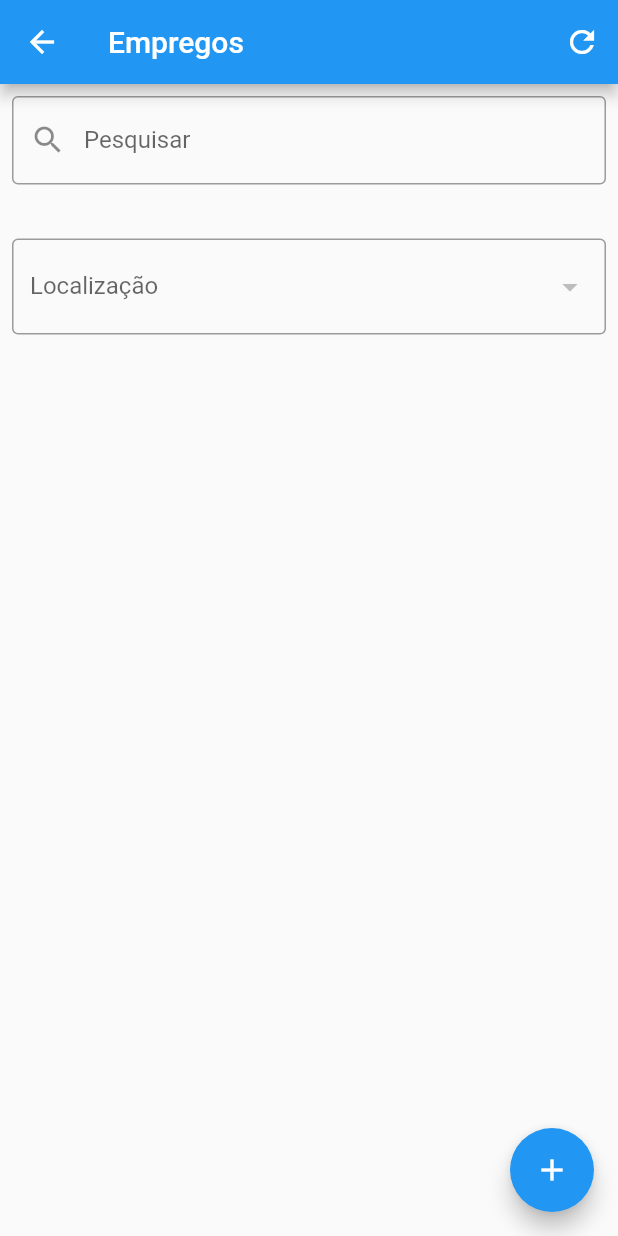
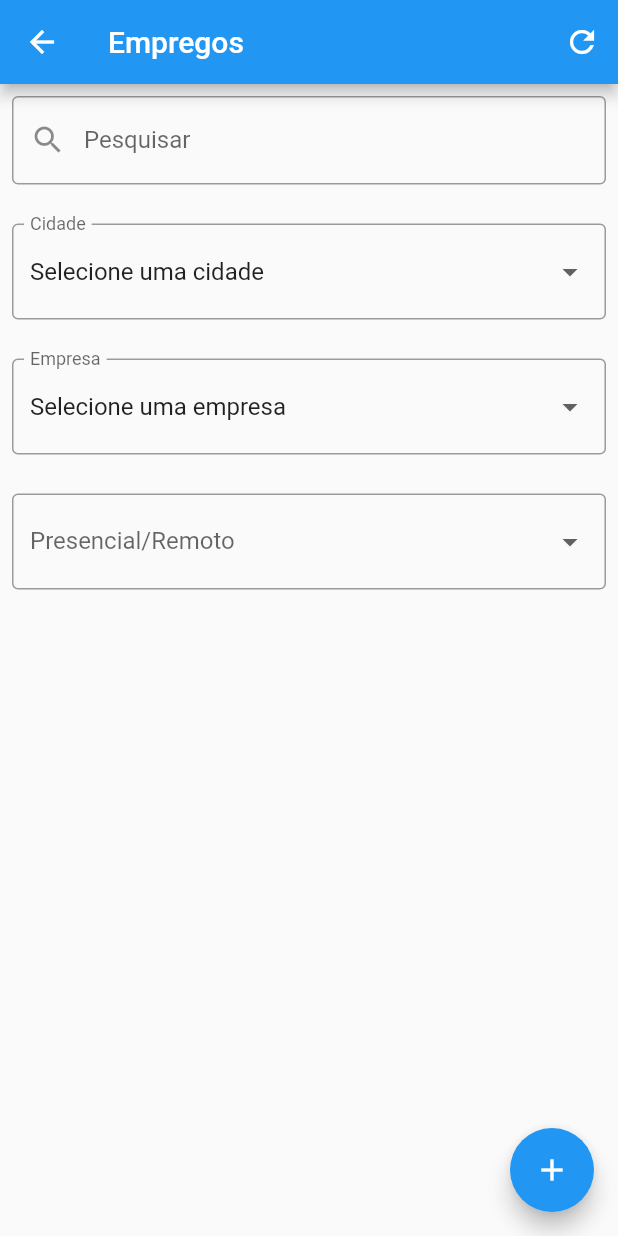
Before and after one commit to bragabriel/TCC-frontend, a Flutter app: the EmpregoPage screen opened by its route, on a phone screen of 412 x 824 dp. Run offline on Flutter 3.47's test engine with Material 2 defaults, Android fonts, the phone set to English and light mode, and no system bars; our stand-ins replace dio, email_validator, image_picker, shared_preferences, string_validator; accounts and stored records are empty; network calls fail.

Commit message:
feat: emprego view e filtros funcionando

```diff
--- a/spotted/lib/app/model/emprego_model.dart
+++ b/spotted/lib/app/model/emprego_model.dart
@@ -1,12 +1,18 @@
 import 'artefato_model.dart';
 
 class Emprego extends Artefato {
-  final String localizacaoEmprego;
-  final String requisitosEmprego;
-  final double salarioEmprego;
-  final String beneficiosEmprego;
-  final String contatoEmprego;
-  final String linkVagaEmprego;
+  final String? localizacaoEmprego;
+  final String? requisitosEmprego;
+  final num? salarioEmprego;
+  final String? beneficiosEmprego;
+  final String? contatoEmprego;
+  final String? linkVagaEmprego;
+  final String? empresaEmprego;
+	final String? cidadeEmprego;
+	final String? estadoEmprego;
+	final String? experienciaEmprego;
+	final String? tipoVagaEmprego;
+	final String? presencialEmprego;
 
   Emprego({
     required int idArtefato,
@@ -24,6 +30,12 @@ class Emprego extends Artefato {
     required this.beneficiosEmprego,
     required this.contatoEmprego,
     required this.linkVagaEmprego,
+    required this.empresaEmprego,
+	  required this.cidadeEmprego,
+	  required this.estadoEmprego,
+	  required this.experienciaEmprego,
+	  required this.tipoVagaEmprego,
+	  required this.presencialEmprego,
   }) : super(
           idArtefato: idArtefato,
           tituloArtefato: tituloArtefato,
@@ -55,6 +67,12 @@ class Emprego extends Artefato {
       beneficiosEmprego: json['beneficiosEmprego'],
       contatoEmprego: json['contatoEmprego'],
       linkVagaEmprego: json['linkVagaEmprego'],
+      empresaEmprego: json['empresaEmprego'],
+	    cidadeEmprego: json['cidadeEmprego'],
+	    estadoEmprego: json['estadoEmprego'],
+	    experienciaEmprego: json['experienciaEmprego'],
+	    tipoVagaEmprego: json['tipoVagaEmprego'],
+	    presencialEmprego: json['presencialEmprego'],
     );
   }
 }
--- a/spotted/lib/app/repository/alimento_repository.dart
+++ b/spotted/lib/app/repository/alimento_repository.dart
@@ -2,7 +2,7 @@ import 'package:dio/dio.dart';
 import 'package:spotted/app/model/alimento_model.dart';
 import 'dart:async';
 
-const String onlineApi = "https://4c5b-45-172-242-15.ngrok-free.app/api";
+const String onlineApi = "https://5f3b-45-172-242-15.ngrok-free.app/api";
 
 class AlimentoRepository {
   final String alimentosUrl =
--- a/spotted/lib/app/repository/emprego_repository.dart
+++ b/spotted/lib/app/repository/emprego_repository.dart
@@ -2,7 +2,7 @@ import 'package:dio/dio.dart';
 import 'package:spotted/app/model/emprego_model.dart';
 import 'dart:async';
 
-const String onlineApi = "https://4c5b-45-172-242-15.ngrok-free.app/api";
+const String onlineApi = "https://5f3b-45-172-242-15.ngrok-free.app/api";
 
 class EmpregoRepository {
   final String empregosUrl =
--- a/spotted/lib/app/view/emprego_page/emprego_view.dart
+++ b/spotted/lib/app/view/emprego_page/emprego_view.dart
@@ -12,60 +12,87 @@ class EmpregoPage extends StatefulWidget {
 }
 
 class _EmpregoPageState extends State<EmpregoPage> {
-  List<Emprego> empregoList = [];
-  List<Emprego> filteredEmpregoList = [];
-  List<String> selectedBenefits = [];
-  String selectedCity = '';
-  double? minSalary;
-  double? maxSalary;
+  List<Emprego> listaDeEmpregos = [];
+  List<Emprego> listaFiltradaDeEmpregos = [];
+  String cidadeSelecionada = 'Selecione uma cidade';
+  String empresaSelecionada = 'Selecione uma empresa';
+  String? presencialSelecionado;
+  double? salarioMinimo;
+  double? salarioMaximo;
 
   @override
   void initState() {
     super.initState();
-    _fetchEmprego();
+    _carregarEmpregos();
   }
 
-  Future<void> _fetchEmprego() async {
+  Future<void> _carregarEmpregos() async {
     try {
-      final empregoList = await EmpregoRepository().getAllEmpregos();
+      final listaDeEmpregos = await EmpregoRepository().getAllEmpregos();
       setState(() {
-        this.empregoList = empregoList;
-        filteredEmpregoList = empregoList;
+        this.listaDeEmpregos = listaDeEmpregos;
+        listaFiltradaDeEmpregos = listaDeEmpregos;
       });
     } catch (e) {
       print('Erro ao obter a lista de empregos: $e');
     }
   }
 
-  /* List<String> _getAllBenefits() {
-    return empregoList
-        .expand((emprego) => emprego.beneficiosEmprego?.split(',') ?? [])
-        .map((benefit) => benefit.trim())
-        .toSet()
+  List<String> _obterListaDeCidades() {
+    final cidades = listaDeEmpregos
+        .map((emprego) => emprego.cidadeEmprego)
+        .where((cidade) => cidade != null) // Remover valores nulos
+        .map((cidade) => cidade!) // Converter String? para String
+        .toSet() // Remover valores duplicados
         .toList();
-  } */
 
-  List<String> _getCitiesList() {
-    return empregoList.map((emprego) => emprego.localizacaoEmprego).toSet().toList();
+    // Adicionar valor padrão "Selecione uma cidade" no início da lista
+    cidades.insert(0, "Selecione uma cidade");
+
+    return cidades;
   }
 
-  void _filterEmpregoList() {
+  List<String> _obterListaDeEmpresas() {
+    final empresas = listaDeEmpregos
+        .map((emprego) => emprego.empresaEmprego)
+        .where((empresa) => empresa != null) // Remover valores nulos
+        .map((empresa) => empresa!) // Converter String? para String
+        .toSet() // Remover valores duplicados
+        .toList();
+
+    // Adicionar valor padrão "Selecione uma empresa" no início da lista
+    empresas.insert(0, "Selecione uma empresa");
+
+    return empresas;
+  }
+
+  void _filtrarListaDeEmpregos() {
     setState(() {
-      filteredEmpregoList = empregoList.where((emprego) {
-        final meetsBenefitCriteria = selectedBenefits.isEmpty ||
-            emprego.beneficiosEmprego != null &&
-                selectedBenefits.any(
-                  (benefit) => emprego.beneficiosEmprego!.toLowerCase().contains(benefit.toLowerCase()),
-                );
+      listaFiltradaDeEmpregos = listaDeEmpregos.where((emprego) {
+        final atendeCriterioCidade =
+            cidadeSelecionada == "Selecione uma cidade" ||
+                emprego.cidadeEmprego?.toLowerCase() ==
+                    cidadeSelecionada.toLowerCase();
 
-        final meetsCityCriteria =
-            selectedCity.isEmpty || emprego.localizacaoEmprego.toLowerCase() == selectedCity.toLowerCase();
+        final atendeCriterioEmpresa =
+            empresaSelecionada == "Selecione uma empresa" ||
+                emprego.empresaEmprego?.toLowerCase() ==
+                    empresaSelecionada.toLowerCase();
 
-        final meetsSalaryCriteria =
-            (minSalary == null || emprego.salarioEmprego! >= minSalary!) &&
-                (maxSalary == null || emprego.salarioEmprego! <= maxSalary!);
+        final atendeCriterioPresencial = presencialSelecionado == null ||
+            presencialSelecionado == "TODOS" ||
+            emprego.presencialEmprego?.toLowerCase() ==
+                presencialSelecionado?.toLowerCase();
 
-        return meetsBenefitCriteria && meetsCityCriteria && meetsSalaryCriteria;
+        final atendeCriterioSalario = (salarioMinimo == null ||
+                emprego.salarioEmprego! >= salarioMinimo!) &&
+            (salarioMaximo == null ||
+                emprego.salarioEmprego! <= salarioMaximo!);
+
+        return atendeCriterioCidade &&
+            atendeCriterioEmpresa &&
+            atendeCriterioPresencial &&
+            atendeCriterioSalario;
       }).toList();
     });
   }
@@ -78,13 +105,13 @@ class _EmpregoPageState extends State<EmpregoPage> {
         actions: [
           IconButton(
             onPressed: () {
-              _fetchEmprego();
+              _carregarEmpregos();
             },
             icon: const Icon(Icons.refresh_outlined),
           )
         ],
       ),
-      body: _buildFiltersAndList(),
+      body: _construirFiltrosELista(),
       floatingActionButton: FloatingActionButton(
         child: Icon(Icons.add),
         onPressed: () {
@@ -99,13 +126,13 @@ class _EmpregoPageState extends State<EmpregoPage> {
     );
   }
 
-  Widget _buildFiltersAndList() {
+  Widget _construirFiltrosELista() {
     return Column(
       children: [
         Padding(
           padding: const EdgeInsets.all(8.0),
           child: TextField(
-            onChanged: (value) {
+            onChanged: (valor) {
               setState(() {
                 // Implemente o filtro por título aqui, se necessário
               });
@@ -118,46 +145,84 @@ class _EmpregoPageState extends State<EmpregoPage> {
           ),
         ),
         SizedBox(height: 10),
-        Wrap(
-          spacing: 8,
-          children: [
-            /* for (var benefit in _getAllBenefits()) ...[
-              FilterChip(
-                label: Text(benefit),
-                selected: selectedBenefits.contains(benefit),
-                onSelected: (selected) {
-                  setState(() {
-                    if (selected) {
-                      selectedBenefits.add(benefit);
-                    } else {
-                      selectedBenefits.remove(benefit);
-                    }
-                    _filterEmpregoList();
-                  });
-                },
-              ),
-            ], */
-          ],
+        Padding(
+          padding: const EdgeInsets.all(8.0),
+          child: DropdownButtonFormField<String>(
+            value: cidadeSelecionada,
+            onChanged: (novaCidade) {
+              setState(() {
+                cidadeSelecionada = novaCidade!;
+                _filtrarListaDeEmpregos();
+              });
+            },
+            items:
+                _obterListaDeCidades().map<DropdownMenuItem<String>>((cidade) {
+              return DropdownMenuItem<String>(
+                value: cidade,
+                child: Text(cidade),
+              );
+            }).toList(),
+            decoration: InputDecoration(
+              labelText: 'Cidade',
+              border: OutlineInputBorder(),
+            ),
+          ),
         ),
         SizedBox(height: 10),
         Padding(
           padding: const EdgeInsets.all(8.0),
           child: DropdownButtonFormField<String>(
-            value: selectedCity,
-            onChanged: (newValue) {
+            value: empresaSelecionada,
+            onChanged: (novaEmpresa) {
               setState(() {
-                selectedCity = newValue!;
-                _filterEmpregoList();
+                empresaSelecionada = novaEmpresa!;
+                _filtrarListaDeEmpregos();
               });
             },
-            items: _getCitiesList().map<DropdownMenuItem<String>>((city) {
+            items: _obterListaDeEmpresas()
+                .map<DropdownMenuItem<String>>((empresa) {
               return DropdownMenuItem<String>(
-                value: city,
-                child: Text(city),
+                value: empresa,
+                child: Text(empresa),
               );
             }).toList(),
             decoration: InputDecoration(
-              labelText: 'Localização',
+              labelText: 'Empresa',
+              border: OutlineInputBorder(),
+            ),
+          ),
+        ),
+        SizedBox(height: 10),
+        Padding(
+          padding: const EdgeInsets.all(8.0),
+          child: DropdownButtonFormField<String>(
+            value: presencialSelecionado,
+            onChanged: (novaSelecao) {
+              setState(() {
+                presencialSelecionado = novaSelecao!;
+                _filtrarListaDeEmpregos();
+              });
+            },
+            items: [
+              DropdownMenuItem<String>(
+                value: "TODOS",
+                child: Text("TODOS"),
+              ),
+              DropdownMenuItem<String>(
+                value: "Presencial",
+                child: Text("Presencial"),
+              ),
+              DropdownMenuItem<String>(
+                value: "Remoto",
+                child: Text("Remoto"),
+              ),
+              DropdownMenuItem<String>(
+                value: "Híbrido",
+                child: Text("Híbrido"),
+              ),
+            ],
+            decoration: InputDecoration(
+              labelText: 'Presencial/Remoto',
               border: OutlineInputBorder(),
             ),
           ),
@@ -172,17 +237,19 @@ class _EmpregoPageState extends State<EmpregoPage> {
               crossAxisSpacing: 20,
               mainAxisSpacing: 20,
             ),
-            itemCount: filteredEmpregoList.length,
+            itemCount: listaFiltradaDeEmpregos.length,
             itemBuilder: (BuildContext ctx, index) {
               return GridTile(
-                key: ValueKey(filteredEmpregoList[index].idArtefato),
+                key: ValueKey(listaFiltradaDeEmpregos[index].idArtefato),
                 footer: GridTileBar(
                   backgroundColor: Colors.black54,
                   title: Text(
-                    filteredEmpregoList[index].tituloArtefato,
-                    style: const TextStyle(fontSize: 11, fontWeight: FontWeight.bold),
+                    listaFiltradaDeEmpregos[index].tituloArtefato,
+                    style: const TextStyle(
+                        fontSize: 11, fontWeight: FontWeight.bold),
                   ),
-                  subtitle: Text(filteredEmpregoList[index].localizacaoEmprego),
+                  subtitle: Text(listaFiltradaDeEmpregos[index].cidadeEmprego ??
+                      "Cidade não disponível"),
                 ),
                 child: Image.asset(
                   'assets/images/jobs.jpg',
```
Also changed, not shown: spotted/lib/app/model/alimento_model.dart (+8 -8 lines).
